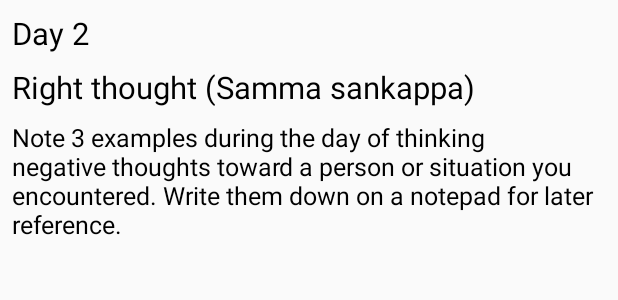
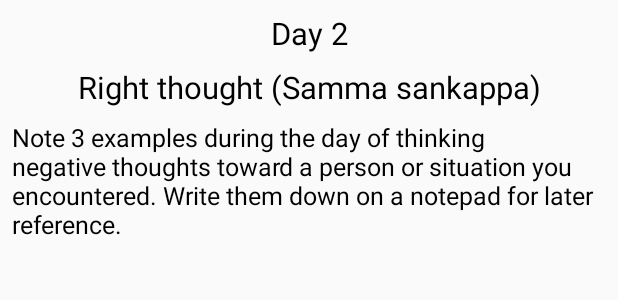
Before and after one commit to Brinfotech1407/BuddhaEightDayChallange, an Android app: the layout activity_day_two_exercise.xml on its own in the app's theme, with its tools: preview values and no code run, on a phone screen of 412 x 824 dp. Shown: the top 300 px of the screen. Run offline under Robolectric (Android 15) with nearby library versions, the light colour scheme and no system bars; Roboto replaces fonts that are not available here.

Commit message:
some UI Changes.

```diff
--- a/app/src/main/res/layout/activity_day_two_exercise.xml
+++ b/app/src/main/res/layout/activity_day_two_exercise.xml
@@ -15,20 +15,22 @@
             <com.brinfotech.feedbacksystem.customClasses.FontTextViewBold
                 android:layout_width="match_parent"
                 android:layout_height="wrap_content"
-                android:text="Day 2"
                 android:layout_marginLeft="@dimen/common_margin"
                 android:layout_marginTop="@dimen/common_margin"
                 android:layout_marginRight="@dimen/common_margin"
+                android:gravity="center"
+                android:text="Day 2"
                 android:textColor="@color/colorBlack"
                 android:textSize="@dimen/titleTextSize" />
 
             <com.brinfotech.feedbacksystem.customClasses.FontTextViewBold
                 android:layout_width="match_parent"
                 android:layout_height="wrap_content"
-                android:text="Right thought (Samma sankappa)"
                 android:layout_marginLeft="@dimen/common_margin"
                 android:layout_marginTop="@dimen/common_margin"
                 android:layout_marginRight="@dimen/common_margin"
+                android:gravity="center"
+                android:text="Right thought (Samma sankappa)"
                 android:textColor="@color/colorBlack"
                 android:textSize="@dimen/titleTextSize" />
 
@@ -36,10 +38,10 @@
             <com.brinfotech.feedbacksystem.customClasses.FontsTextView
                 android:layout_width="match_parent"
                 android:layout_height="wrap_content"
-                android:gravity="center|start"
                 android:layout_marginLeft="@dimen/common_margin"
                 android:layout_marginTop="@dimen/common_margin"
                 android:layout_marginRight="@dimen/common_margin"
+                android:gravity="center|start"
                 android:text="Note 3 examples during the day of thinking negative thoughts toward a person or
 situation you encountered. Write them down on a notepad for later reference."
                 android:textColor="@color/colorBlack"
```
